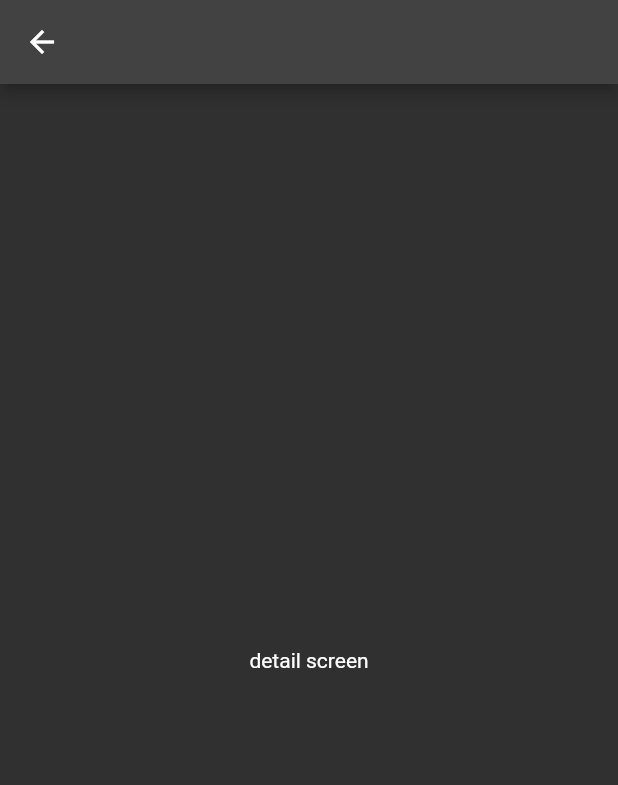
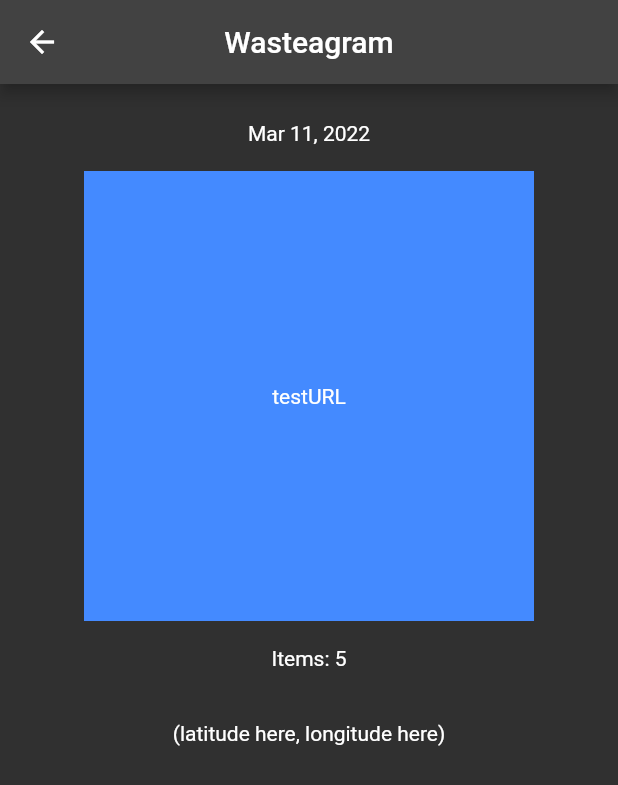
Before and after one commit to parkjohan/wasteagram, a Flutter app: the screen it shows after launch, after a tap on an icon or button, on a phone screen of 412 x 824 dp. Shown: the top 785 px of the screen. Run offline on Flutter 3.47's test engine with Material 2 defaults, Android fonts, the phone set to English and light mode, and no system bars; our stand-ins replace cloud_firestore, firebase_core, firebase_storage, image_picker, location; accounts and stored records are empty.

Commit message:
completed layout of detail screen with dummy data

```diff
--- a/lib/components/entry_list_tile.dart
+++ b/lib/components/entry_list_tile.dart
@@ -2,17 +2,19 @@
 import 'package:flutter/material.dart';
 import 'package:wasteagram/screens/detail_screen.dart';
 import '../screens/list_screen.dart';
+import '../models/post.dart';
 
-ListTile entryListTile(BuildContext context, Entry entry) {
+ListTile entryListTile(BuildContext context, Post post) {
   return ListTile(
     leading: Text(
-      entry.date,
+      post.date,
       style: Theme.of(context).textTheme.headline5,
     ),
-    trailing: Text(entry.itemCount.toString(),
+    trailing: Text(post.itemCount.toString(),
         style: Theme.of(context).textTheme.headline5),
     onTap: () {
-      Navigator.of(context).push(MaterialPageRoute(builder: (context) => DetailScreen()));
+      Navigator.of(context).push(
+          MaterialPageRoute(builder: (context) => DetailScreen(post: post)));
     },
   );
 }
--- a/lib/models/post.dart
+++ b/lib/models/post.dart
@@ -1,7 +1,7 @@
 import 'dart:ui';
 
 class Post {
-  DateTime date;
+  String date;
   String imageURL;
   String itemCount;
   String latitude;
--- a/lib/screens/detail_screen.dart
+++ b/lib/screens/detail_screen.dart
@@ -1,13 +1,47 @@
 import 'package:flutter/material.dart';
 
 class DetailScreen extends StatelessWidget {
-  const DetailScreen({ Key? key }) : super(key: key);
+  // Retrieve post details from entry_list_tile
+  final post;
+  const DetailScreen({Key? key, required this.post}) : super(key: key);
 
   @override
   Widget build(BuildContext context) {
     return Scaffold(
-      appBar: AppBar(),
-      body: Center(child: Text('detail screen')),
-    );
+        appBar: AppBar(
+          centerTitle: true,
+          title: const Text('Wasteagram'),
+        ),
+        body: Padding(
+          padding: const EdgeInsets.all(8.0),
+          child: Column(
+            children: [
+              SizedBox(
+                height: 50,
+                child: Center(
+                    child: Text(
+                  post.date,
+                )),
+              ),
+              SizedBox(
+                height: 300,
+                width: 300,
+                child: Container(decoration: BoxDecoration(color: Colors.blueAccent), child: Center(child: Text(post.imageURL))),
+              ),
+              SizedBox(
+                height: 50,
+                child: Center(
+                  child: Text('Items: ${post.itemCount}'),
+                ),
+              ),
+              SizedBox(
+                height: 50,
+                child: Center(
+                  child: Text('(${post.latitude}, ${post.longitude})'),
+                ),
+              )
+            ],
+          ),
+        ));
   }
 }
--- a/lib/screens/list_screen.dart
+++ b/lib/screens/list_screen.dart
@@ -3,6 +3,7 @@ import 'package:firebase_core/firebase_core.dart';
 import 'package:cloud_firestore/cloud_firestore.dart';
 import 'package:intl/intl.dart';
 import '../components/entry_list_tile.dart';
+import '../models/post.dart';
 
 class ListScreen extends StatefulWidget {
   ListScreen({Key? key}) : super(key: key);
@@ -34,6 +35,7 @@ class _ListScreenState extends State<ListScreen> {
       body: ListView(
         children: [
           entryListTile(context, fakeData[0]),
+          entryListTile(context, fakeData[1]),
         ],
       ),
 
@@ -55,21 +57,8 @@ class _ListScreenState extends State<ListScreen> {
     );
   }
 
-  List<Entry> fakeData = [
-    Entry(date: DateFormat.yMMMd().format(DateTime.now()), itemCount: 5),
-    Entry(date: DateFormat.yMMMd().format(DateTime.now()), itemCount: 6),
+  List<Post> fakeData = [
+    Post(date: DateFormat.yMMMd().format(DateTime.now()), imageURL: 'testURL', itemCount: '5', latitude: 'latitude here', longitude: 'longitude here'),
+    Post(date: DateFormat.yMMMd().format(DateTime.now()), imageURL: 'testURL', itemCount: '6', latitude: 'latitude here', longitude: 'longitude here'),
   ];
 }
-
-// example list screen data
-// formatted date, fake photo, # of items, lat/long
-class Entry {
-  String date;
-  SizedBox fakePhoto = SizedBox(
-    height: 100,
-    width: 100,
-  );
-  int itemCount;
-
-  Entry({required this.date, required this.itemCount});
-}
```
